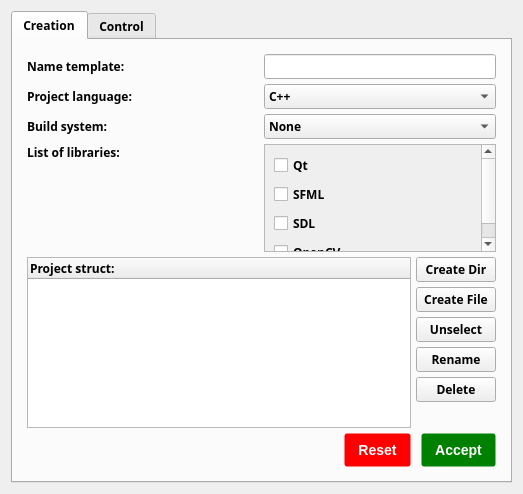
The window that templatesmenu.ui (Notidman/Dollar) describes before a commit, drawn with Qt 5.
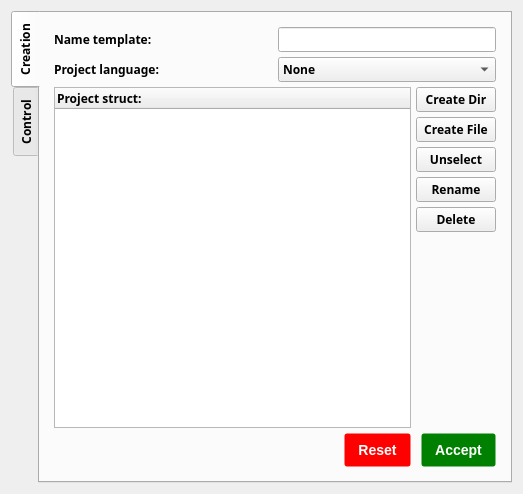
The same window after the commit. The open tabs and pages were chosen to show the change.

```diff
--- a/templatesmenu.ui
+++ b/templatesmenu.ui
@@ -23,6 +23,9 @@
        <bold>true</bold>
       </font>
      </property>
+     <property name="tabPosition">
+      <enum>QTabWidget::West</enum>
+     </property>
      <property name="currentIndex">
       <number>0</number>
      </property>
@@ -86,6 +89,11 @@
            </item>
            <item>
             <widget class="QComboBox" name="comb_project_language">
+             <item>
+              <property name="text">
+               <string>None</string>
+              </property>
+             </item>
              <item>
               <property name="text">
                <string>C++</string>
@@ -101,109 +109,7 @@
           </layout>
          </item>
          <item>
-          <layout class="QHBoxLayout" name="hl_build_system">
-           <item>
-            <widget class="QLabel" name="lb_build_system">
-             <property name="text">
-              <string>Build system:</string>
-             </property>
-             <property name="alignment">
-              <set>Qt::AlignLeading|Qt::AlignLeft|Qt::AlignVCenter</set>
-             </property>
-            </widget>
-           </item>
-           <item>
-            <widget class="QComboBox" name="comb_build_system">
-             <item>
-              <property name="text">
-               <string>None</string>
-              </property>
-             </item>
-             <item>
-              <property name="text">
-               <string>Make</string>
-              </property>
-             </item>
-             <item>
-              <property name="text">
-               <string>CMake</string>
-              </property>
-             </item>
-             <item>
-              <property name="text">
-               <string>Bazel</string>
-              </property>
-             </item>
-            </widget>
-           </item>
-          </layout>
-         </item>
-         <item>
-          <layout class="QHBoxLayout" name="hl_list_libs">
-           <item>
-            <widget class="QLabel" name="lb_list_libs">
-             <property name="text">
-              <string>List of libraries:</string>
-             </property>
-             <property name="alignment">
-              <set>Qt::AlignLeading|Qt::AlignLeft|Qt::AlignTop</set>
-             </property>
-            </widget>
-           </item>
-           <item>
-            <widget class="QScrollArea" name="scrollArea_libs">
-             <property name="sizePolicy">
-              <sizepolicy hsizetype="Preferred" vsizetype="Expanding">
-               <horstretch>0</horstretch>
-               <verstretch>0</verstretch>
-              </sizepolicy>
-             </property>
-             <property name="widgetResizable">
-              <bool>true</bool>
-             </property>
-             <widget class="QWidget" name="scrollAreaWidgetContents">
-              <property name="geometry">
-               <rect>
-                <x>0</x>
-                <y>0</y>
-                <width>216</width>
-                <height>120</height>
-               </rect>
-              </property>
-              <layout class="QVBoxLayout" name="verticalLayout_3">
-               <item>
-                <widget class="QCheckBox" name="checkBox_Qt">
-                 <property name="text">
-                  <string>Qt</string>
-                 </property>
-                </widget>
-               </item>
-               <item>
-                <widget class="QCheckBox" name="checkBox_SFML">
-                 <property name="text">
-                  <string>SFML</string>
-                 </property>
-                </widget>
-               </item>
-               <item>
-                <widget class="QCheckBox" name="checkBox_SDL">
-                 <property name="text">
-                  <string>SDL</string>
-                 </property>
-                </widget>
-               </item>
-               <item>
-                <widget class="QCheckBox" name="checkBox_OpenCV">
-                 <property name="text">
-                  <string>OpenCV</string>
-                 </property>
-                </widget>
-               </item>
-              </layout>
-             </widget>
-            </widget>
-           </item>
-          </layout>
+          <layout class="QGridLayout" name="gridLayout_language_form"/>
          </item>
          <item>
           <layout class="QHBoxLayout" name="horizontalLayout_9">
```
Left out of the diff: 4 changed lines with no effect on the pictures.
